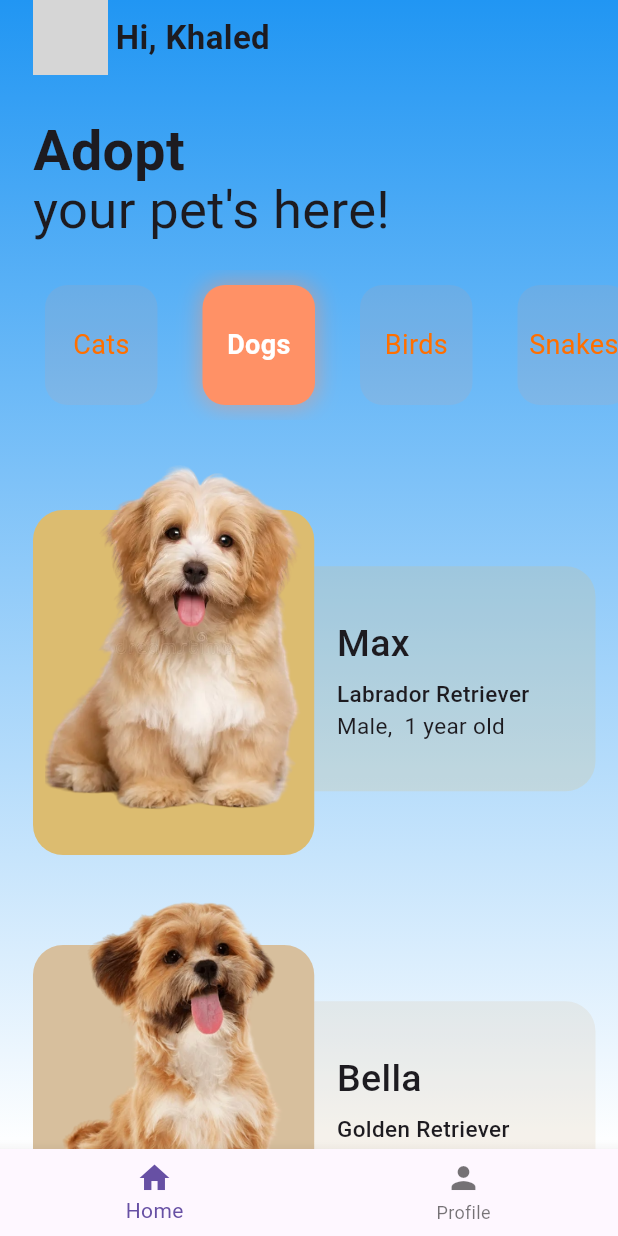
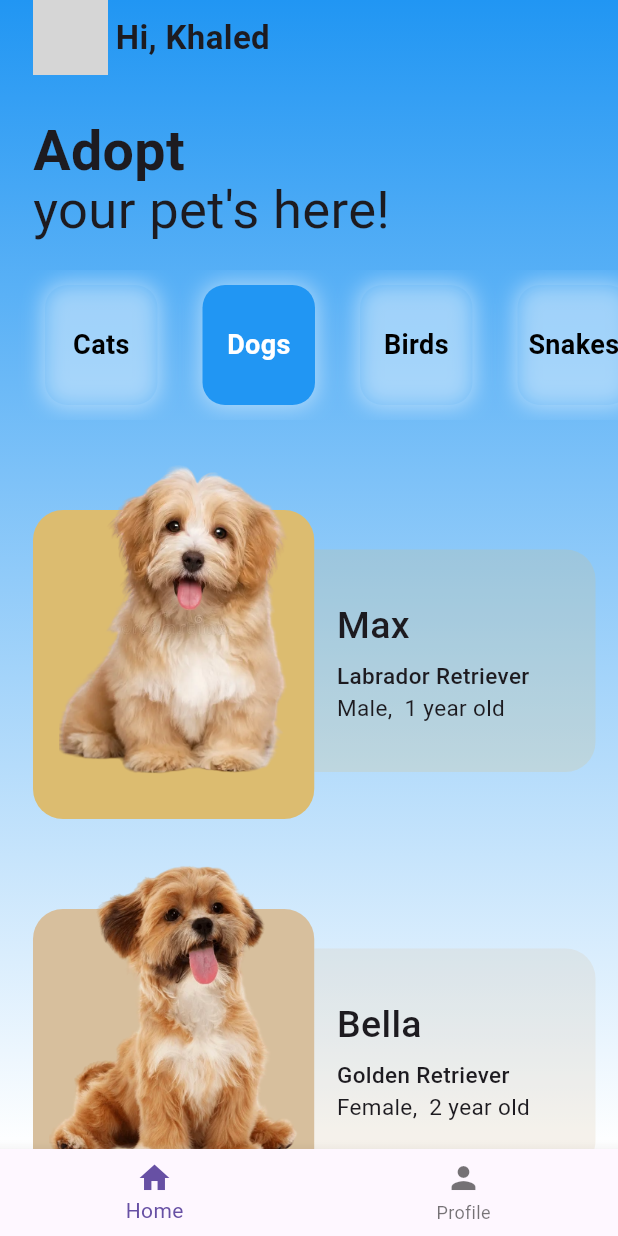
Before and after one commit to Khaled-Amin-Shawon/Pet-app-Flutter-, a Flutter app: the screen it shows after launch, after a tap on "Dogs", on a phone screen of 412 x 824 dp. Run offline on Flutter 3.47's test engine with Material 3 defaults, Android fonts, the phone set to English and light mode, and no system bars; our stand-ins replace font_awesome_flutter; grey boxes are pictures that could not be loaded.

```diff
--- a/lib/Screen/Home/home_screen.dart
+++ b/lib/Screen/Home/home_screen.dart
@@ -15,6 +15,7 @@ class _PetsHomeScreenState extends State<PetsHomeScreen> {
   int selectedIndex = 0;
   @override
   Widget build(BuildContext context) {
+    Size size = MediaQuery.of(context).size;
     List<List<PetsModel>> categories = [cats, dogs, birds, snakes, other];
     return Scaffold(
       backgroundColor: Colors.white,
@@ -45,6 +46,8 @@ class _PetsHomeScreenState extends State<PetsHomeScreen> {
         ],
       ),
       body: Container(
+        height: double.infinity,
+        width: double.infinity,
         decoration: const BoxDecoration(
           gradient: LinearGradient(
             begin: Alignment.topCenter,
@@ -101,7 +104,7 @@ class _PetsHomeScreenState extends State<PetsHomeScreen> {
                     ? (Padding(
                         padding: const EdgeInsets.only(left: 22),
                         child: SizedBox(
-                          height: 570,
+                          height: size.height * 0.63,
                           child: ListView.builder(
                               itemCount: categories[selectedIndex].length,
                               itemBuilder: (context, index) {
@@ -130,7 +133,7 @@ class _PetsHomeScreenState extends State<PetsHomeScreen> {
                                                   borderRadius:
                                                       BorderRadius.circular(20),
                                                 ),
-                                                height: 50,
+                                                height: size.height * 0.25,
                                               ),
                                               Padding(
                                                 padding:
@@ -143,11 +146,11 @@ class _PetsHomeScreenState extends State<PetsHomeScreen> {
                                                     borderRadius:
                                                         BorderRadius.circular(20),
                                                   ),
-                                                  height: 230,
+                                                  height: size.height * 0.25,
                                                 ),
                                               ),
                                               SizedBox(
-                                                height: 230,
+                                                height: size.height * 0.25,
                                                 child: Center(
                                                   child: Hero(
                                                     tag: categories[selectedIndex]
@@ -181,7 +184,7 @@ class _PetsHomeScreenState extends State<PetsHomeScreen> {
                                                   bottomRight: Radius.circular(20),
                                                 ),
                                               ),
-                                              height: 150,
+                                              height: size.height * 0.18,
                                               child: Padding(
                                                 padding:
                                                     const EdgeInsets.only(left: 15),
@@ -274,14 +277,14 @@ class _PetsHomeScreenState extends State<PetsHomeScreen> {
                     width: 75,
                     decoration: BoxDecoration(
                       color: selectedIndex == index
-                          ? const Color(0xffFF9166)
-                          : const Color(0xffFF9166).withOpacity(0.1),
+                          ? Colors.blue
+                          : Colors.blue.withOpacity(0.1),
                       borderRadius: BorderRadius.circular(15),
                       boxShadow: [
                         BoxShadow(
                           color: selectedIndex == index
-                              ? const Color(0xffFF9166).withOpacity(0.5)
-                              : Colors.transparent,
+                              ? Colors.white.withOpacity(0.5)
+                              : Colors.white.withOpacity(0.5),
                           blurRadius: 12,
                           spreadRadius: 1,
                         ),
@@ -293,10 +296,8 @@ class _PetsHomeScreenState extends State<PetsHomeScreen> {
                         style: TextStyle(
                           color: selectedIndex == index
                               ? Colors.white
-                              : Colors.amber[900],
-                          fontWeight: selectedIndex == index
-                              ? FontWeight.bold
-                              : FontWeight.normal,
+                              : Colors.black,
+                          fontWeight: FontWeight.bold,
                           fontSize: 18,
                         ),
                       ),
--- a/lib/Screen/Splash/splash_screen.dart
+++ b/lib/Screen/Splash/splash_screen.dart
@@ -27,9 +27,18 @@ class _SplashscreenState extends State<Splashscreen> {
   Widget build(BuildContext context) {
     Size size = MediaQuery.of(context).size;
 
-    return Scaffold(
-      backgroundColor: Colors.grey[200],
-
+    return Container(
+      width: size.width,
+      height: size.height,
+      decoration: const BoxDecoration(
+        gradient: LinearGradient(
+          begin: Alignment.topCenter,
+          end: Alignment.bottomCenter,
+          colors: [Colors.blue, Colors.white],
+        ),
+      ),
+      child: Scaffold(
+        backgroundColor: Colors.transparent,
         body: Center(
           child: Column(
             crossAxisAlignment: CrossAxisAlignment.center,
@@ -41,14 +50,24 @@ class _SplashscreenState extends State<Splashscreen> {
                 children: <Widget>[
                   Image.asset(
                     'images/logo.png',
-                  height: 100,
+                    height: 200,
                   ),
                   const SizedBox(height: 20),
                   const Text(
                     'Pet App',
                     style: TextStyle(
-                    fontSize: 24,
+                      fontSize: 36,
                       fontWeight: FontWeight.bold,
+                      fontFeatures: [FontFeature.enable('smcp'), ],
+                      fontVariations: [FontVariation('wght', 700)],
+                      color: Colors.black,
+                      shadows: [
+                        Shadow(
+                          color: Colors.white,
+                          blurRadius: 5,
+                          offset: Offset(1, 1),
+                        ),
+                      ],
                     ),
                   ),
                 ],
@@ -59,6 +78,7 @@ class _SplashscreenState extends State<Splashscreen> {
             ],
           ),
         ),
+      ),
     );
   }
 }
--- a/pubspec.yaml
+++ b/pubspec.yaml
@@ -32,6 +32,7 @@ dependencies:
     sdk: flutter
   provider: ^6.0.3
   http: ^0.13.4
+  font_awesome_flutter: ^10.1.0
   cupertino_icons: ^1.0.6
   json_annotation: ^4.9.0
 
```
Also changed, not shown: lib/Screen/Detail/detail.dart (+22 -16 lines), lib/Screen/Profile/profile_screen.dart (+69 -6 lines), pubspec.lock. Lines whose indentation alone changed are shown as unchanged.
